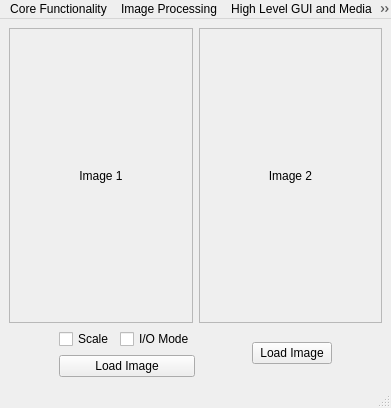
First picture: the form in toolboxmainwindow.ui, repository manashmandal/ImageProcessingToolbox, before the edit.
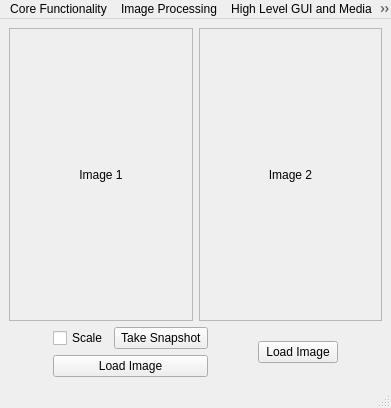
Second picture: the form after the edit.

Patch:
```diff
--- a/toolboxmainwindow.ui
+++ b/toolboxmainwindow.ui
@@ -26,7 +26,7 @@
          <x>0</x>
          <y>0</y>
          <width>181</width>
-         <height>289</height>
+         <height>283</height>
         </rect>
        </property>
        <layout class="QGridLayout" name="gridLayout_4">
@@ -55,7 +55,7 @@
          <x>0</x>
          <y>0</y>
          <width>182</width>
-         <height>289</height>
+         <height>283</height>
         </rect>
        </property>
        <layout class="QGridLayout" name="gridLayout_3">
@@ -126,9 +126,9 @@
            </widget>
           </item>
           <item>
-           <widget class="QCheckBox" name="ioCheckBox">
+           <widget class="QPushButton" name="snapShotButton">
             <property name="text">
-             <string>I/O Mode</string>
+             <string> Take Snapshot </string>
             </property>
            </widget>
           </item>
```
Left out of the diff: 6 changed lines with no effect on the pictures.
